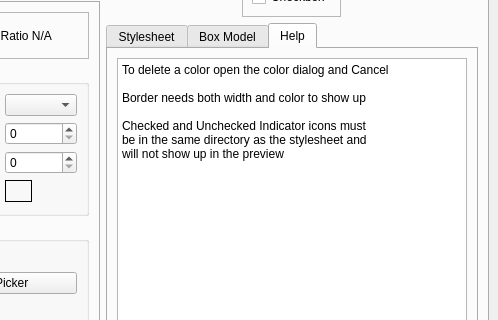
Above: flexgui/src/flexqss.ui from jethornton/flexgui before the change; both pictures show x 422 to 920 and y 115 to 435 of the 920 by 781 pixel window. Below: the same form after it.
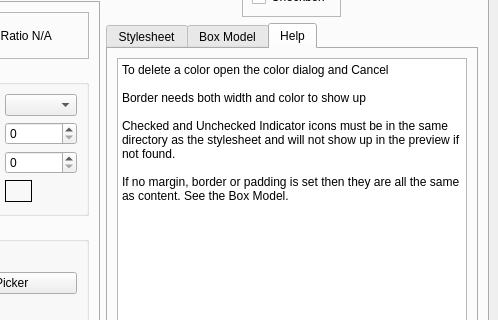
That is the form after the change. The open tabs and pages were chosen to show the change.

Commit message: add info on margin, border and padding

```diff
--- a/flexgui/src/flexqss.ui
+++ b/flexgui/src/flexqss.ui
@@ -4085,9 +4085,10 @@
 
 Border needs both width and color to show up
 
-Checked and Unchecked Indicator icons must
-be in the same directory as the stylesheet and
-will not show up in the preview</string>
+Checked and Unchecked Indicator icons must be in the same directory as the stylesheet and will not show up in the preview if not found.
+
+If no margin, border or padding is set then they are all the same as content. See the Box Model.
+</string>
               </property>
              </widget>
             </item>
```
Left out of the diff: 20 changed lines with no effect on the pictures.
